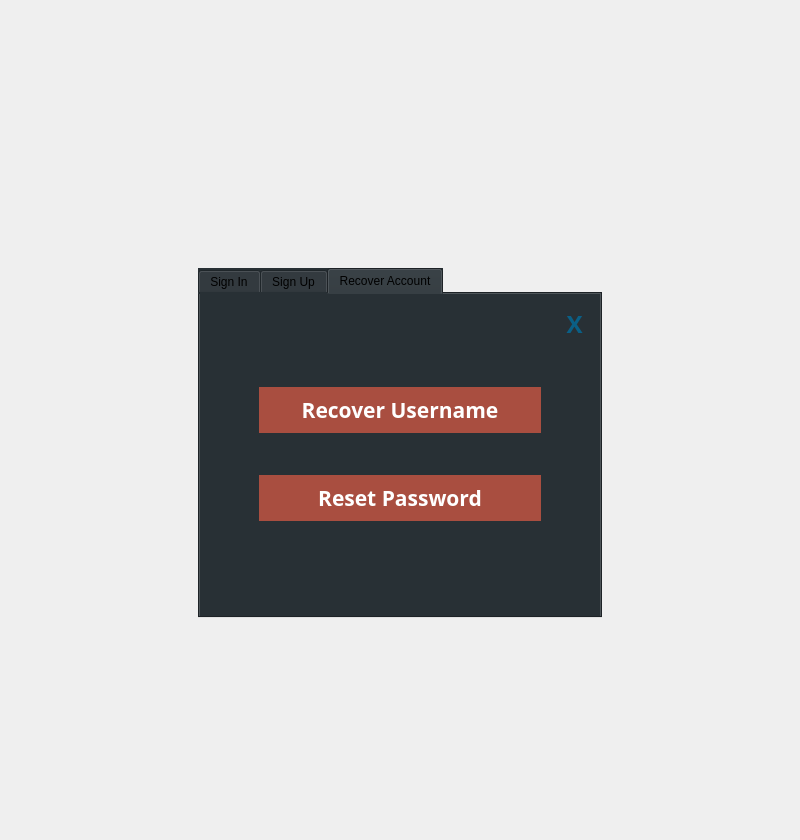
First picture: the form in startpage.ui, repository dparker2/StudyGroup, before the edit.
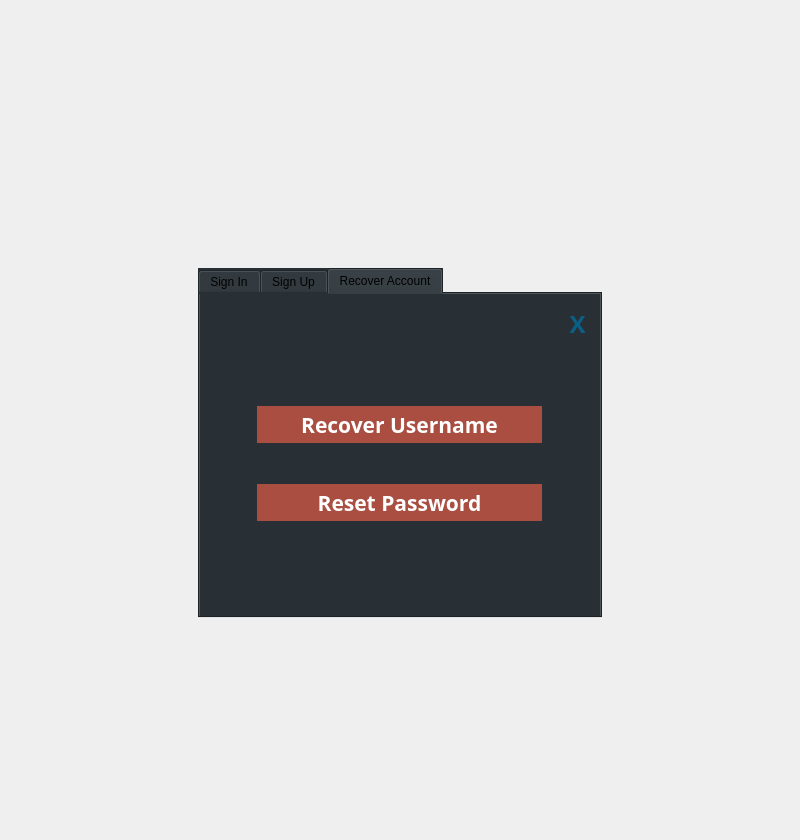
Second picture: the form after the edit.

Commit message: reset password bugs, ui fix

Diff of the .ui file:
```diff
--- a/startpage.ui
+++ b/startpage.ui
@@ -722,6 +722,12 @@
        <string>Recover Account</string>
       </attribute>
       <layout class="QGridLayout" name="gridLayout_4">
+       <property name="leftMargin">
+        <number>0</number>
+       </property>
+       <property name="rightMargin">
+        <number>0</number>
+       </property>
        <item row="0" column="0">
         <spacer name="horizontalSpacer">
          <property name="orientation">
@@ -774,7 +780,7 @@
          </property>
         </widget>
        </item>
-       <item row="1" column="0" colspan="2">
+       <item row="1" column="0" colspan="3">
         <widget class="QStackedWidget" name="recover_account">
          <property name="sizePolicy">
           <sizepolicy hsizetype="Preferred" vsizetype="Expanding">
@@ -788,7 +794,7 @@
             <number>50</number>
            </property>
            <property name="topMargin">
-            <number>0</number>
+            <number>20</number>
            </property>
            <property name="rightMargin">
             <number>50</number>
@@ -798,6 +804,24 @@
            </property>
            <item row="0" column="0">
             <widget class="QPushButton" name="pushButton_recover_user">
+             <property name="sizePolicy">
+              <sizepolicy hsizetype="Expanding" vsizetype="Fixed">
+               <horstretch>0</horstretch>
+               <verstretch>0</verstretch>
+              </sizepolicy>
+             </property>
+             <property name="minimumSize">
+              <size>
+               <width>285</width>
+               <height>37</height>
+              </size>
+             </property>
+             <property name="maximumSize">
+              <size>
+               <width>285</width>
+               <height>37</height>
+              </size>
+             </property>
              <property name="font">
               <font>
                <family>Trebuchet MS</family>
@@ -827,6 +851,24 @@
            </item>
            <item row="1" column="0">
             <widget class="QPushButton" name="pushButton_reset_password">
+             <property name="sizePolicy">
+              <sizepolicy hsizetype="Expanding" vsizetype="Fixed">
+               <horstretch>0</horstretch>
+               <verstretch>0</verstretch>
+              </sizepolicy>
+             </property>
+             <property name="minimumSize">
+              <size>
+               <width>285</width>
+               <height>37</height>
+              </size>
+             </property>
+             <property name="maximumSize">
+              <size>
+               <width>285</width>
+               <height>37</height>
+              </size>
+             </property>
              <property name="font">
               <font>
                <family>Trebuchet MS</family>
```
The commit also changes 5 other files.
